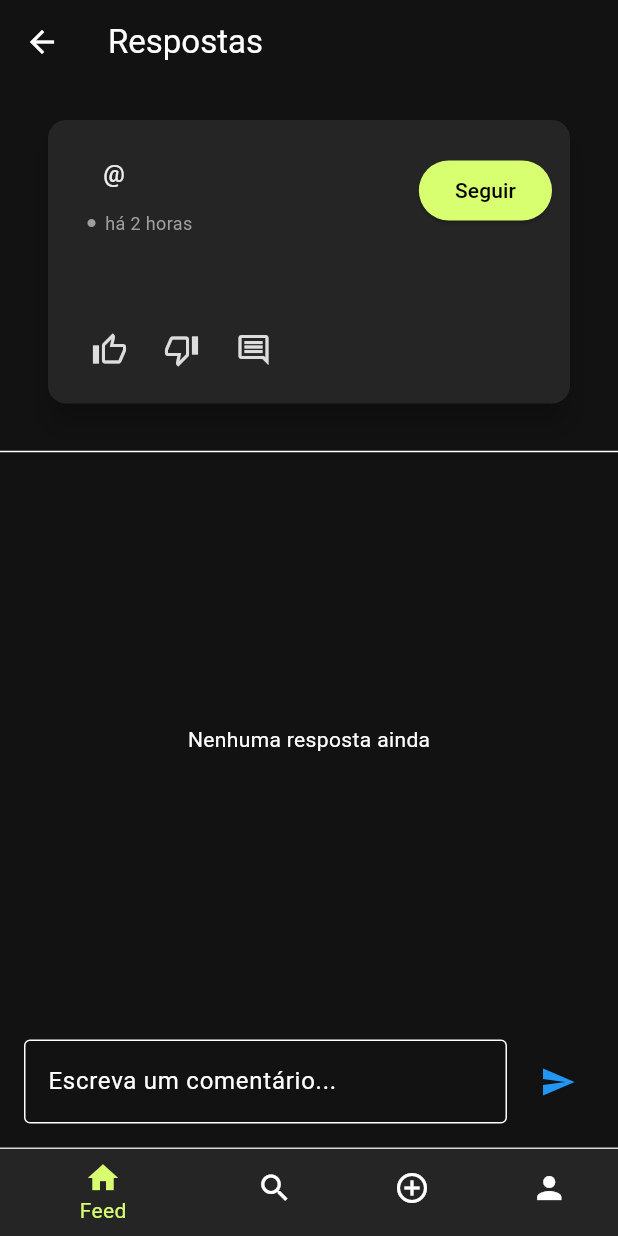
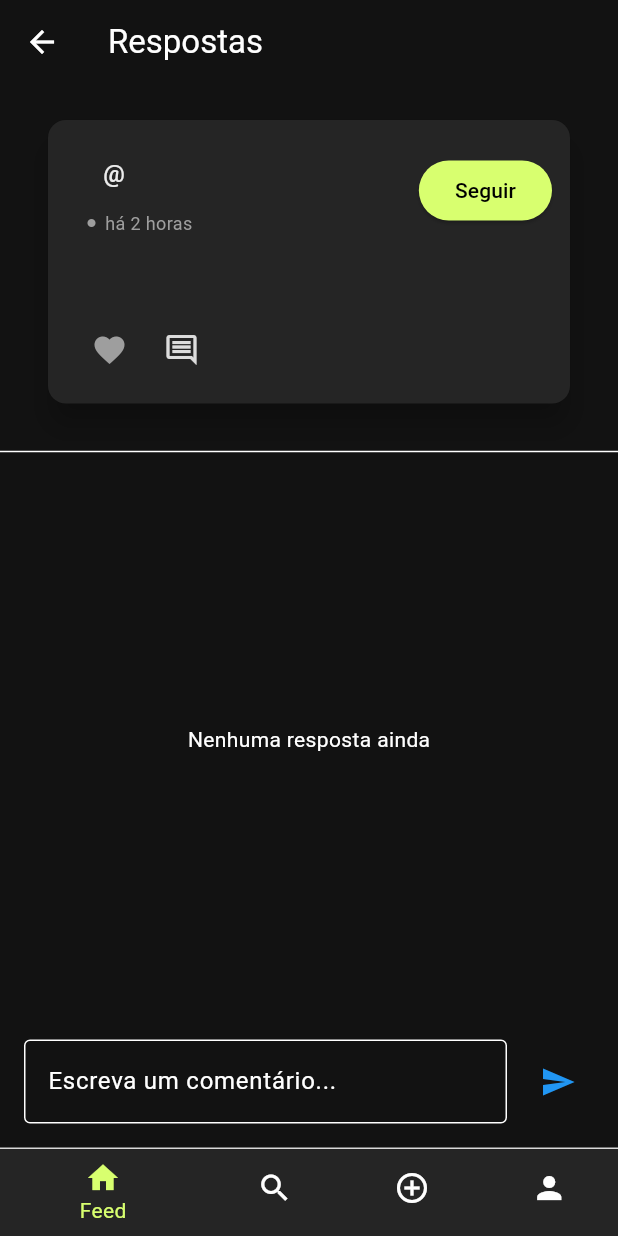
Before and after one commit to caiquedebrito/papacapim_ui, a Flutter app: the RepliesScreen screen opened directly with empty values, after a tap on the "comment" icon, on a phone screen of 412 x 824 dp. Run offline on Flutter 3.47's test engine with Material 3 defaults, Android fonts, the phone set to English and light mode, and no system bars; our stand-ins replace go_router, shared_preferences; accounts and stored records are empty; network calls fail.

Commit message:
feat: implement LikeButton component and integrate it into PostCard for like functionality

```diff
--- /dev/null
+++ b/lib/components/like_button.dart
@@ -0,0 +1,26 @@
+import 'package:flutter/material.dart';
+import 'package:papacapim_ui/states/global_state.dart';
+import 'package:http/http.dart' as http;
+
+class LikeButton extends StatelessWidget {
+  bool isLiked;
+  final VoidCallback onTap;
+
+  LikeButton({
+    Key? key,
+    required this.isLiked,
+    required this.onTap,
+  }) : super(key: key);
+
+  @override
+  Widget build(BuildContext context) {
+    return IconButton(
+      icon: Icon(
+        isLiked ? Icons.favorite : Icons.favorite,
+        color: isLiked ? Colors.red : Colors.grey,
+      ),
+      onPressed: onTap,
+      tooltip: isLiked ? 'Descurtir' : 'Curtir',
+    );
+  }
+}
--- a/lib/components/post_card.dart
+++ b/lib/components/post_card.dart
@@ -1,8 +1,13 @@
+import 'dart:convert';
+
 import 'package:flutter/material.dart';
+import 'package:papacapim_ui/components/like_button.dart';
 import 'package:papacapim_ui/screens/profile_screen.dart';
+import 'package:papacapim_ui/states/global_state.dart';
 import '../screens/replies_screen.dart';
+import 'package:http/http.dart' as http;
 
-class PostCard extends StatelessWidget {
+class PostCard extends StatefulWidget {
   final String postId;
   final String userLogin;
   final String postContent;
@@ -25,6 +30,96 @@ class PostCard extends StatelessWidget {
     this.showDeleteButton = false,
     this.showFollowerButton = true,
   }) : super(key: key);
+
+  @override
+  _PostCardState createState() => _PostCardState();
+}
+
+class _PostCardState extends State<PostCard> {
+  late Future<List<Likes>> _likesFuture;
+  bool _isLiked = false;
+  bool _isLoading = true;
+
+  @override
+  void initState() {
+    super.initState();
+    _likesFuture = _loadLikes();
+    _isLoading = false;
+  }
+
+  Future<List<Likes>> _loadLikes() async {
+    try {
+      final token = GlobalSession().session?.token ?? "";
+      final url = Uri.parse('https://api.papacapim.just.pro.br/posts/${widget.postId}/likes');
+
+      final response = await http.get(
+        url,
+        headers: {
+          'x-session-token': token,
+          'Content-Type': 'application/json',
+        },
+      );
+
+      if (response.statusCode == 200) {
+        final List<dynamic> jsonList = jsonDecode(response.body);
+
+        jsonList.forEach((e) {
+          if (e['user_login'] == GlobalSession().session?.userLogin) {
+            _isLiked = true;
+          }
+        });
+
+        setState(() {
+          _isLiked = _isLiked;
+        });
+
+        return jsonList.map((e) => Likes.fromJson(e)).toList();
+      } else {
+        throw Exception('Falha ao carregar curtidas (status ${response.statusCode})');
+      }
+    } catch (e) {
+      print("Erro ao carregar curtidas: $e");
+      return [];
+    }
+  }
+
+  Future<void> _toggleLike() async {
+    final token = GlobalSession().session?.token ?? "";
+    final url = Uri.parse('https://api.papacapim.just.pro.br/posts/${widget.postId}/likes');
+    final deleteUrl = Uri.parse('${url.toString()}/1');
+
+    try {
+      final response = _isLiked
+        ? await http.delete(deleteUrl, headers: {
+            'x-session-token': token,
+            'Content-Type': 'application/json',
+          })
+        : await http.post(url, headers: {
+            'x-session-token': token,
+            'Content-Type': 'application/json',
+          });
+
+      final success = (_isLiked && response.statusCode == 204) ||
+      (!_isLiked && response.statusCode == 201);
+
+      if (!success) {
+        throw Exception(
+          _isLiked
+            ? 'Falha ao descurtir (status ${response.statusCode})'
+            : 'Falha ao curtir (status ${response.statusCode})'
+        );
+      }
+
+      setState(() {
+        _isLiked = !_isLiked;
+      });
+
+    } catch (e) {
+      ScaffoldMessenger.of(context).showSnackBar(
+        SnackBar(content: Text("Erro: $e")),
+      );
+    }
+  }
 
   @override
   Widget build(BuildContext context) {
@@ -53,8 +148,9 @@ class PostCard extends StatelessWidget {
                                   builder: (context) => ProfileScreen()));
                         },
                         child: Text(
-                          "@$userLogin",
-                          style: TextStyle(fontSize: 16, color: const Color.fromARGB(255, 236, 236, 236)),
+                          "@${widget.userLogin}",
+                          style: TextStyle(
+                              fontSize: 16, color: const Color.fromARGB(255, 236, 236, 236)),
                         ),
                       ),
                       const Padding(
@@ -75,11 +171,11 @@ class PostCard extends StatelessWidget {
                                   color: Colors.grey),
                             ),
                           ],
-                        )
+                        ),
                       )
                     ],
                   ),
-                  if (showFollowerButton)
+                  if (widget.showFollowerButton)
                     ElevatedButton(
                       onPressed: () {},
                       style: ElevatedButton.styleFrom(
@@ -88,56 +184,41 @@ class PostCard extends StatelessWidget {
                       child: const Text("Seguir",
                           style: TextStyle(color: Colors.black)),
                     ),
-                  if (showDeleteButton && onDelete != null)
+                  if (widget.showDeleteButton && widget.onDelete != null)
                     IconButton(
                       icon: const Icon(Icons.delete, color: Colors.red),
-                      onPressed: onDelete,
+                      onPressed: widget.onDelete,
                     ),
                 ],
               ),
               const SizedBox(height: 8),
-
               Padding(
-                padding: const EdgeInsets.symmetric(
-                    vertical: 8.0,
-                    horizontal: 13.0),
+                padding: const EdgeInsets.symmetric(vertical: 8.0, horizontal: 13.0),
                 child: Text(
-                  postContent,
-                  style: const TextStyle(
-                      fontSize: 16,
-                      color: Colors.white),
+                  widget.postContent,
+                  style: const TextStyle(fontSize: 16, color: Colors.white),
                 ),
               ),
-
               Row(
                 children: [
                   Padding(
                     padding: const EdgeInsets.only(left: 5.0),
-                    child: IconButton(
-                      icon: const Icon(Icons.thumb_up_alt_outlined,
-                          color: Color.fromARGB(255, 221, 221, 221)),
-                      onPressed: onLike,
-                    ),
-                  ),
-                  IconButton(
-                    icon: const Icon(Icons.thumb_down_alt_outlined,
-                        color: Color.fromARGB(255, 221, 221, 221)),
-                    onPressed: onLike,
+                    child: LikeButton(isLiked: _isLiked, onTap: _toggleLike),
                   ),
                   IconButton(
                     icon: const Icon(Icons.comment_outlined,
                         color: Color.fromARGB(255, 221, 221, 221)),
                     onPressed: () {
                       Navigator.push(
-                          context,
-                          MaterialPageRoute(
-                            builder: (context) => RepliesScreen(
-                              postId: postId,
-                              userName: userLogin,
-                              userLogin: userLogin,
-                              postContent: postContent,
-                            )
+                        context,
+                        MaterialPageRoute(
+                          builder: (context) => RepliesScreen(
+                            postId: widget.postId,
+                            userName: widget.userLogin,
+                            userLogin: widget.userLogin,
+                            postContent: widget.postContent,
                           )
+                        )
                       );
                     },
                   ),
@@ -150,3 +231,29 @@ class PostCard extends StatelessWidget {
     );
   }
 }
+
+class Likes {
+  final int id;
+  final String userLogin;
+  final int postId;
+  final String createdAt;
+  final String updatedAt;
+
+  Likes({
+    required this.id,
+    required this.userLogin,
+    required this.postId,
+    required this.createdAt,
+    required this.updatedAt,
+  });
+
+  factory Likes.fromJson(Map<String, dynamic> json) {
+    return Likes(
+      id: json['id'],
+      userLogin: json['user_login'],
+      postId: json['post_id'],
+      createdAt: json['created_at'],
+      updatedAt: json['updated_at'],
+    );
+  }
+}
```
